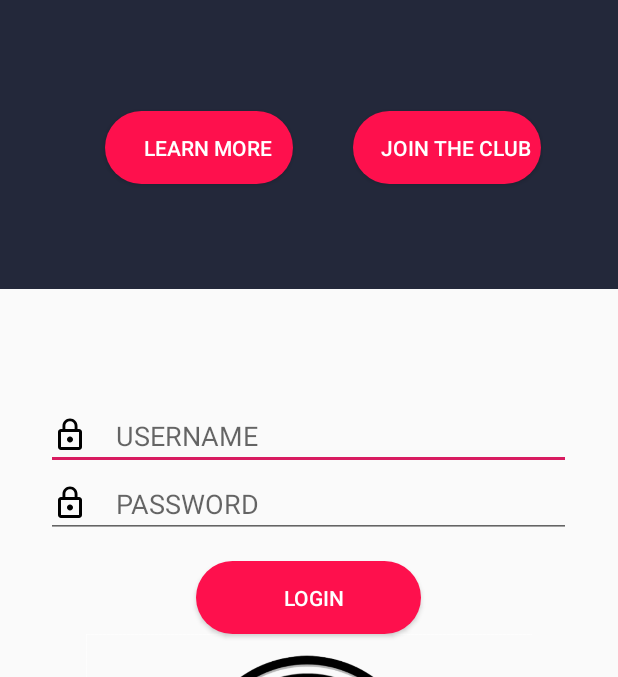
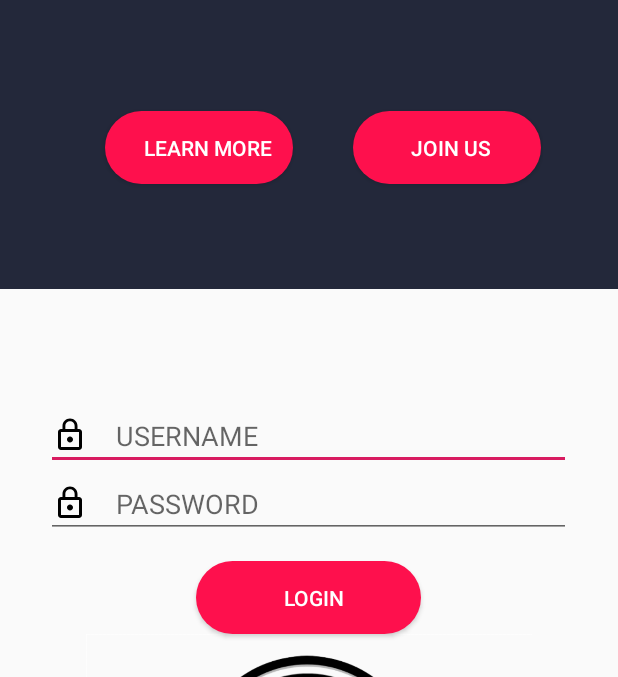
Before and after one commit to SanzarRehman/Book-My-Table-App, an Android app: the MainActivity screen opened directly, with no data from a screen before it, on a phone screen of 412 x 824 dp, the part 156-833 px from its top. Run offline under Robolectric (Android 15) with nearby library versions, the phone set to English and light mode, and no system bars; our stand-ins replace Firebase (no records; nobody signed in at launch, a user with empty details on screens opened directly); 1 statement that could not run was skipped.

Commit message:
Update activity_sign_in.xml

```diff
--- a/Project Code/app/src/main/res/layout/activity_sign_in.xml
+++ b/Project Code/app/src/main/res/layout/activity_sign_in.xml
@@ -48,7 +48,7 @@
                 android:layout_width="125dp"
                 android:layout_height="wrap_content"
                 android:background="@drawable/buttonstylepink"
-                android:text="Join The Club " />
+                android:text="Join US   " />
 
 
         </LinearLayout>
```
